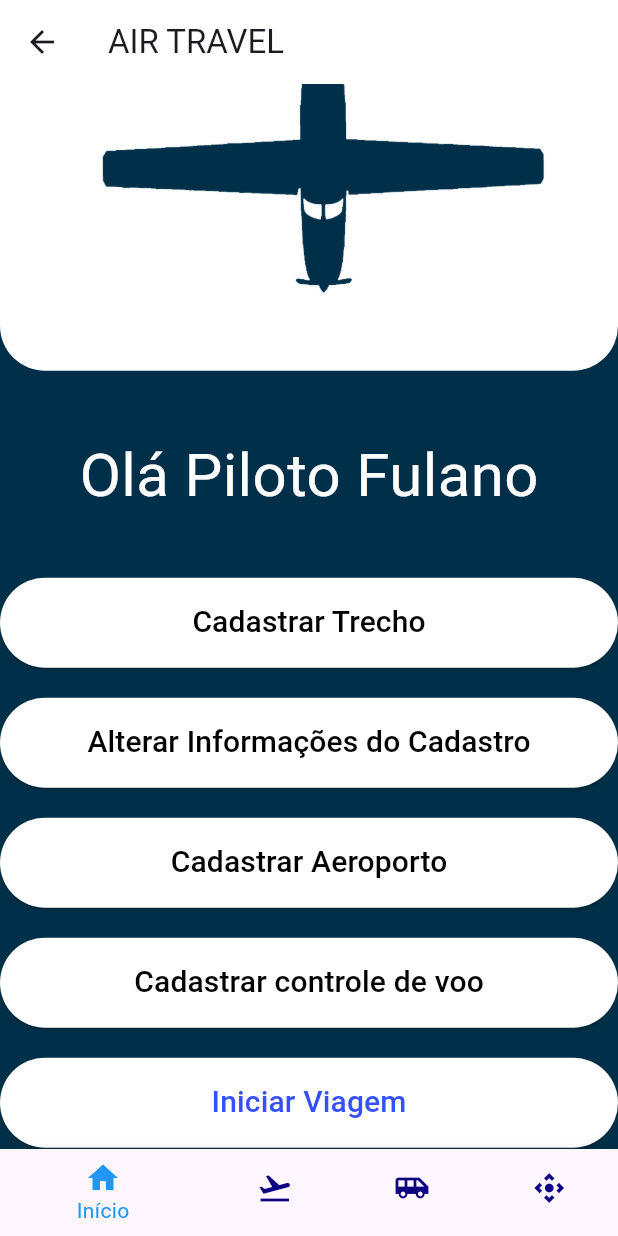
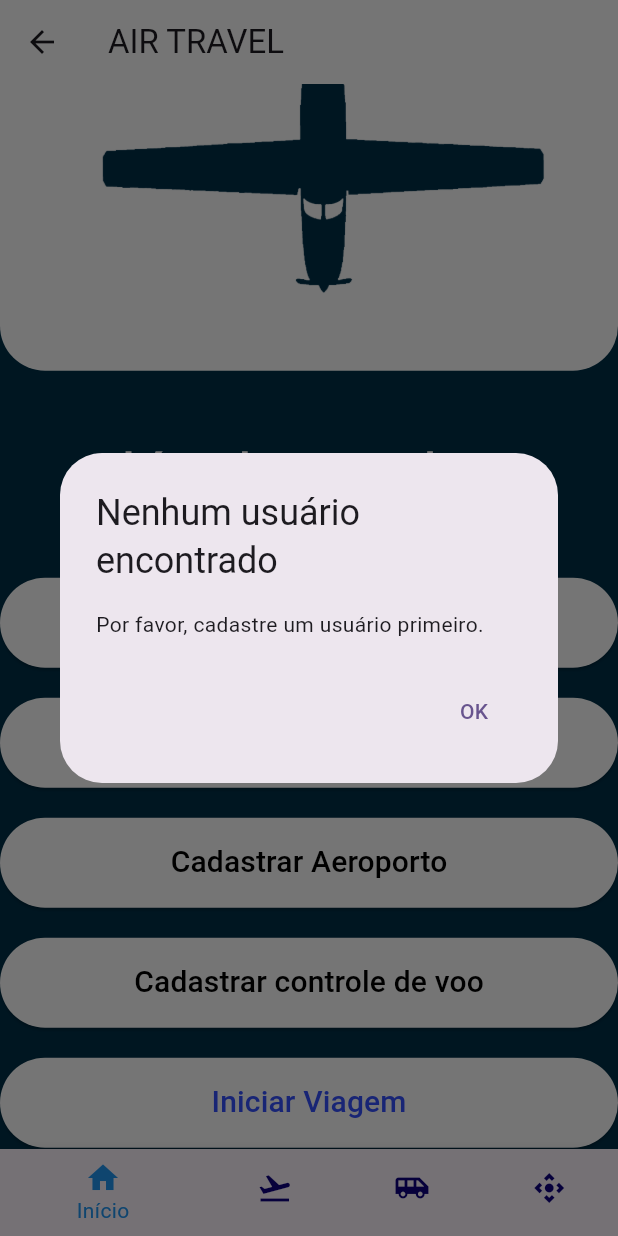
Before and after one commit to HermesLeonardo/AppAviao, a Flutter app: the Perfil screen opened directly with empty values, after a tap on "Voltar", after a tap on "Alterar Informações do Cadastro", on a phone screen of 412 x 824 dp. Run offline on Flutter 3.47's test engine with Material 3 defaults, Android fonts, the phone set to English and light mode, and no system bars; our stand-ins replace sqflite, sqflite_common_ffi; accounts and stored records are empty.

Commit message:
arrumando telas diversas

```diff
--- a/lib/main.dart
+++ b/lib/main.dart
@@ -1,3 +1,4 @@
+import 'package:appaviao/listagem_controlevoo/tela_lista_controlevoo.dart';
 import 'package:appaviao/pages/barra_navegacao.dart';
 import 'package:appaviao/pages/login.dart';
 import 'package:appaviao/pages/perfil.dart';
@@ -26,6 +27,6 @@ class MyApp extends StatelessWidget {
           colorScheme: ColorScheme.fromSeed(seedColor: Colors.deepPurple),
           useMaterial3: true,
         ),
-        home: const TelaListagemGeral());
+        home: const tela_inicial());
   }
 }
--- a/lib/pages/tela_inicial.dart
+++ b/lib/pages/tela_inicial.dart
@@ -1,12 +1,55 @@
-import 'package:appaviao/listagem_controlevoo/tela_lista_controlevoo.dart';
+import 'package:appaviao/DTOS/usuarioDTO/usuario_dto.dart';
+import 'package:appaviao/classes_dao/usuario_dao.dart';
+import 'package:appaviao/entitites/usuario_entity.dart';
+import 'package:appaviao/pages/login.dart';
+import 'package:appaviao/pages/perfil.dart';
 import 'package:appaviao/pages/tela_cadastro_aeroporto.dart';
 import 'package:appaviao/listagem_geral/tela_listagem_geral.dart';
+import 'package:appaviao/pages/tela_cadastro_controle_voo.dart';
 import 'package:flutter/material.dart';
 import 'tela_cadastro_trecho.dart';
 import 'barra_navegacao.dart';
 
 class tela_inicial extends StatelessWidget {
-  const tela_inicial({super.key}); // Corrigindo a declaração do construtor
+  const tela_inicial({super.key});
+
+  Future<UsuarioDTO?> getUsuario() async {
+    UsuarioDAO usuarioDAO = UsuarioDAO();
+    List<Usuario> usuarios = await usuarioDAO.listarUsuarios();
+    if (usuarios.isNotEmpty) {
+      Usuario usuario = usuarios.first;
+      return UsuarioDTO(
+        nome: usuario.nome,
+        telefone: usuario.telefone,
+        email: usuario.email,
+        senha: usuario.senha,
+        modeloAeronave: usuario.modeloAeronave,
+        codigoAeronave: usuario.codigoAeronave,
+      );
+    } else {
+      return null;
+    }
+  }
+
+  void showNoUserDialog(BuildContext context) {
+    showDialog(
+      context: context,
+      builder: (BuildContext context) {
+        return AlertDialog(
+          title: const Text("Nenhum usuário encontrado"),
+          content: const Text("Por favor, cadastre um usuário primeiro."),
+          actions: <Widget>[
+            TextButton(
+              child: const Text("OK"),
+              onPressed: () {
+                Navigator.of(context).pop();
+              },
+            ),
+          ],
+        );
+      },
+    );
+  }
 
   @override
   Widget build(BuildContext context) {
@@ -71,8 +114,41 @@ class tela_inicial extends StatelessWidget {
                     const SizedBox(height: 100),
                     SizedBox(
                       height: 60,
-                      width:
-                          900, // Ajustando o tamanho para melhor visualização
+                      width: 900,
+                      child: ElevatedButton(
+                        style: ButtonStyle(
+                          backgroundColor: MaterialStateProperty.all<Color>(
+                            const Color.fromARGB(255, 255, 255, 255),
+                          ),
+                        ),
+                        onPressed: () async {
+                          UsuarioDTO? usuario = await getUsuario();
+                          if (usuario != null) {
+                            Navigator.push(
+                              context,
+                              MaterialPageRoute(
+                                builder: (context) => Perfil(
+                                  usuario: usuario,
+                                ),
+                              ),
+                            );
+                          } else {
+                            showNoUserDialog(context);
+                          }
+                        },
+                        child: const Text(
+                          'Alterar Informações do Cadastro',
+                          style: TextStyle(
+                            fontSize: 20,
+                            color: Colors.black,
+                          ),
+                        ),
+                      ),
+                    ),
+                    const SizedBox(height: 20),
+                    SizedBox(
+                      height: 60,
+                      width: 900,
                       child: ElevatedButton(
                         style: ButtonStyle(
                           backgroundColor: MaterialStateProperty.all<Color>(
@@ -100,31 +176,7 @@ class tela_inicial extends StatelessWidget {
                     const SizedBox(height: 20),
                     SizedBox(
                       height: 60,
-                      width:
-                          900, // Ajustando o tamanho para melhor visualização
-                      child: ElevatedButton(
-                        style: ButtonStyle(
-                          backgroundColor: MaterialStateProperty.all<Color>(
-                            const Color.fromARGB(255, 255, 255, 255),
-                          ),
-                        ),
-                        onPressed: () {
-                          // Add functionality for 'Alterar Informações do Cadastro' button
-                        },
-                        child: const Text(
-                          'Alterar Informações do Cadastro',
-                          style: TextStyle(
-                            fontSize: 20,
-                            color: Colors.black,
-                          ),
-                        ),
-                      ),
-                    ),
-                    const SizedBox(height: 20),
-                    SizedBox(
-                      height: 60,
-                      width:
-                          900, // Ajustando o tamanho para melhor visualização
+                      width: 900,
                       child: ElevatedButton(
                         style: ButtonStyle(
                           backgroundColor: MaterialStateProperty.all<Color>(
@@ -144,7 +196,7 @@ class tela_inicial extends StatelessWidget {
                           'Cadastrar Aeroporto',
                           style: TextStyle(
                             fontSize: 20,
-                            color: Colors.black, // Texto em preto
+                            color: Colors.black,
                           ),
                         ),
                       ),
@@ -152,8 +204,7 @@ class tela_inicial extends StatelessWidget {
                     const SizedBox(height: 20),
                     SizedBox(
                       height: 60,
-                      width:
-                          900, // Ajustando o tamanho para melhor visualização
+                      width: 900,
                       child: ElevatedButton(
                         style: ButtonStyle(
                           backgroundColor: MaterialStateProperty.all<Color>(
@@ -165,7 +216,7 @@ class tela_inicial extends StatelessWidget {
                             context,
                             MaterialPageRoute(
                                 builder: ((context) =>
-                                    const tela_lista_controlevoo())),
+                                    const tela_cadastro_controle_voo())),
                           );
                         },
                         child: const Text(
@@ -179,8 +230,7 @@ class tela_inicial extends StatelessWidget {
                     const SizedBox(height: 20),
                     SizedBox(
                       height: 60,
-                      width:
-                          900, // Ajustando o tamanho para melhor visualização
+                      width: 900,
                       child: ElevatedButton(
                         onPressed: () {
                           Navigator.push(
@@ -199,8 +249,33 @@ class tela_inicial extends StatelessWidget {
                           'Iniciar Viagem',
                           style: TextStyle(
                             fontSize: 20,
-                            color: Color.fromARGB(
-                                255, 53, 80, 255), // Cor do texto
+                            color: Color.fromARGB(255, 53, 80, 255),
+                          ),
+                        ),
+                      ),
+                    ),
+                    const SizedBox(height: 20),
+                    SizedBox(
+                      height: 60,
+                      width: 900,
+                      child: ElevatedButton(
+                        onPressed: () {
+                          Navigator.push(
+                            context,
+                            MaterialPageRoute(
+                                builder: ((context) => const LoginTela())),
+                          );
+                        },
+                        style: ButtonStyle(
+                          backgroundColor: MaterialStateProperty.all<Color>(
+                            const Color.fromARGB(255, 255, 255, 255),
+                          ),
+                        ),
+                        child: const Text(
+                          'Sair',
+                          style: TextStyle(
+                            fontSize: 20,
+                            color: Colors.red,
                           ),
                         ),
                       ),
@@ -210,6 +285,9 @@ class tela_inicial extends StatelessWidget {
               ),
             ),
           ),
+          const SizedBox(
+            width: 100,
+          ),
         ],
       ),
       bottomNavigationBar: const BarraNavegacao(currentIndex: 0),
```
Also changed, not shown: lib/conexao/conexao.dart (+7 -0 lines), lib/pages/perfil.dart (+5 -3 lines), lib/pages/tela_cadastro_aeroporto.dart (+20 -0 lines), lib/pages/tela_cadastro_controle_voo.dart (+0 -49 lines), lib/pages/tela_cadastro_trecho.dart (+20 -54 lines).
